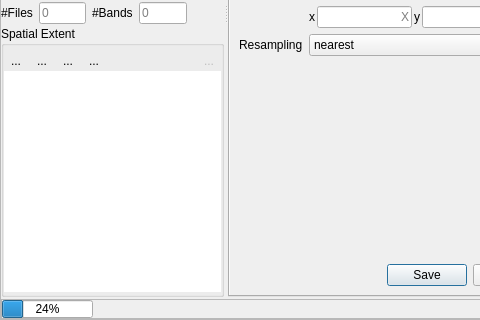
This is vrtbuilder/ui/vrtbuilder.ui in jakimowb/virtual-raster-builder as Qt 5 draws it before an edit; both pictures show x 0 to 480 and y 273 to 593 of the 565 by 593 pixel window. The edited form follows.
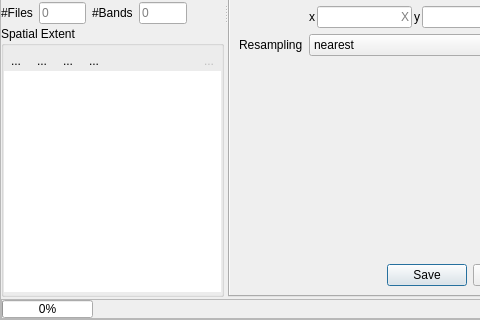
This is the edited form. Icons and pictures are not drawn. Custom widgets are drawn as their Qt base class.

Commit message: initial progress bar value to zero

```diff
--- a/vrtbuilder/ui/vrtbuilder.ui
+++ b/vrtbuilder/ui/vrtbuilder.ui
@@ -1242,7 +1242,7 @@
       <item>
        <widget class="QProgressBar" name="progressBar">
         <property name="value">
-         <number>24</number>
+         <number>0</number>
         </property>
        </widget>
       </item>
```
